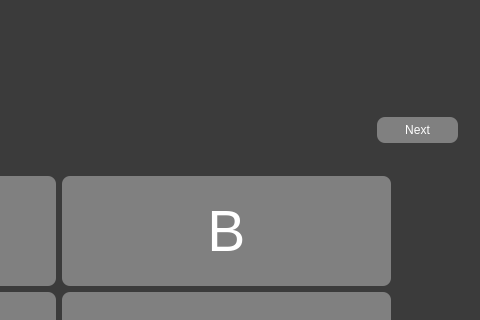
Old version of the form mainwindow.ui in the repository Space-Raptor/QTFlashCardApp; both pictures show x 323 to 803 and y 163 to 483 of the 803 by 610 pixel window.
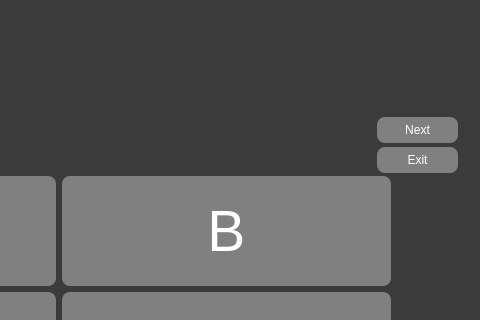
New version of the form.

What changed in the file:
```diff
--- a/mainwindow.ui
+++ b/mainwindow.ui
@@ -474,6 +474,32 @@
        <string>Next</string>
       </property>
      </widget>
+     <widget class="QPushButton" name="exit_BTN_2">
+      <property name="geometry">
+       <rect>
+        <x>700</x>
+        <y>310</y>
+        <width>81</width>
+        <height>26</height>
+       </rect>
+      </property>
+      <property name="styleSheet">
+       <string notr="true">QPushButton{
+border-radius: 8px;
+    background-color: #808080;
+    color: white;
+    border: none;
+}
+
+QPushButton:pressed
+{
+background-color: #363737
+}</string>
+      </property>
+      <property name="text">
+       <string>Exit</string>
+      </property>
+     </widget>
     </widget>
    </widget>
   </widget>
```
